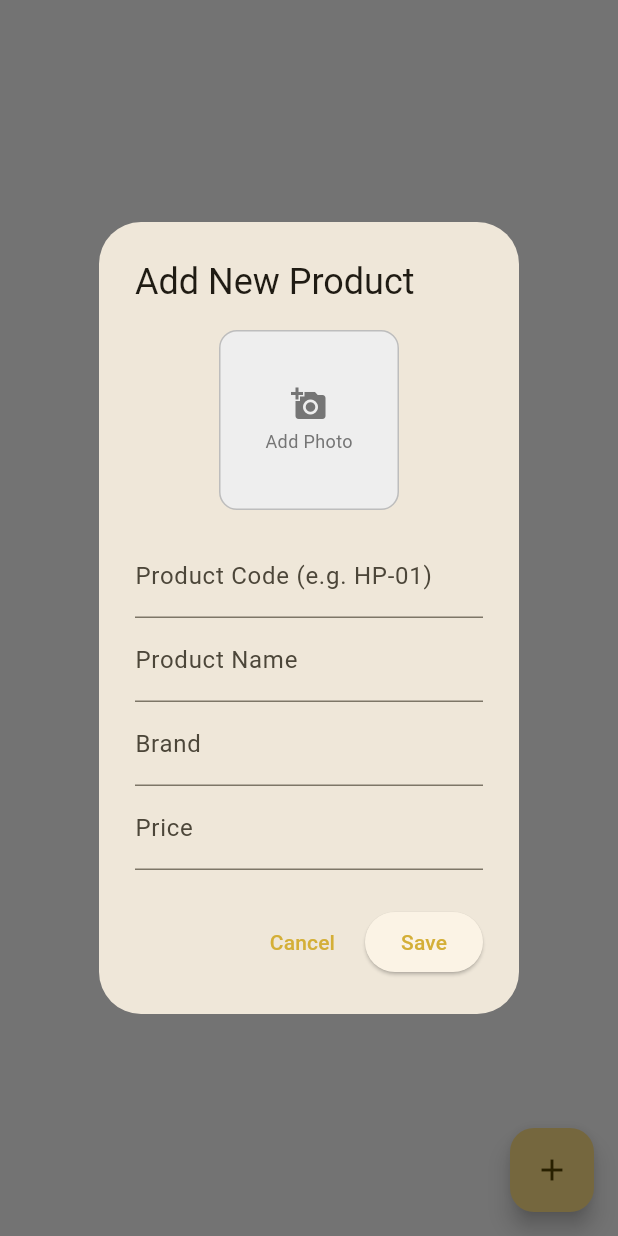
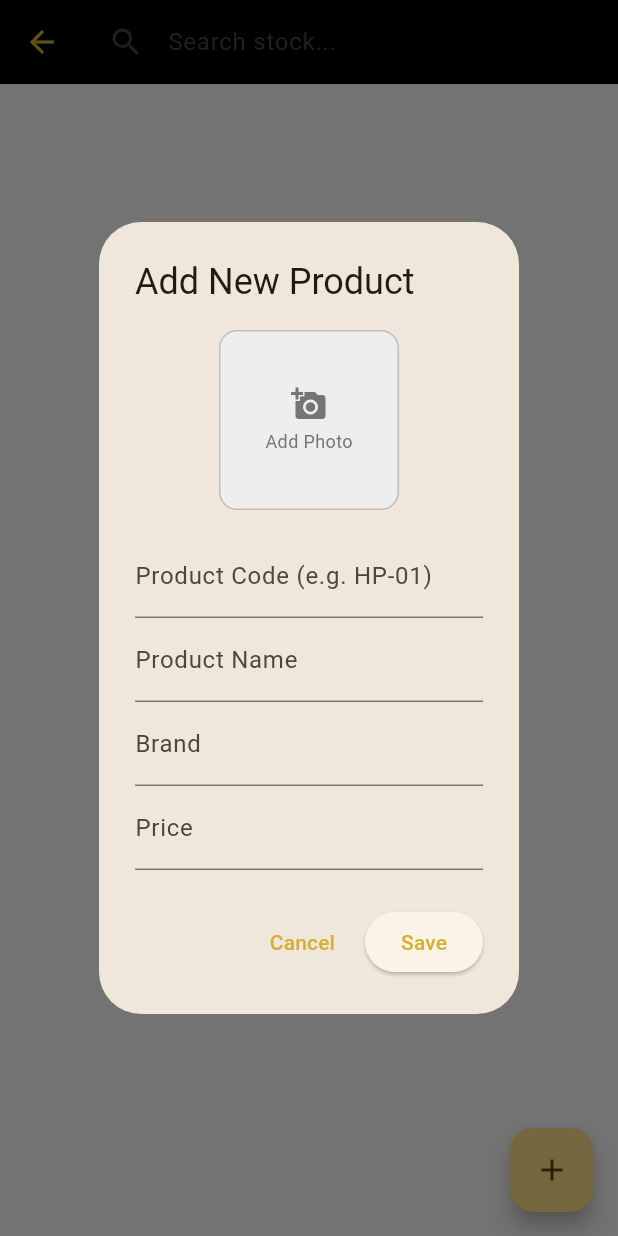
Before and after one commit to kundandr05/mr_shop_inventory, a Flutter app: the DashboardScreen screen opened directly, after a tap on the "add" icon, on a phone screen of 412 x 824 dp. Run offline on Flutter 3.47's test engine with Material 3 defaults, Android fonts, the phone set to English and light mode, and no system bars; our stand-ins replace fl_chart, image_picker, pdf, printing, share_plus, supabase_flutter; missing offline and left inert: dart:html, simple_barcode_scanner; accounts and stored records are empty.

Commit message:
Add search bar to dashboard

```diff
--- a/lib/screens/dashboard_screen.dart
+++ b/lib/screens/dashboard_screen.dart
@@ -38,17 +38,46 @@ class _DashboardScreenState extends State<DashboardScreen> {
     }
   }
 
+  String _searchQuery = '';
+
+  List<dynamic> get _filteredProducts {
+    if (_searchQuery.isEmpty) return _products;
+    return _products.where((p) {
+      final name = p['name'].toString().toLowerCase();
+      final brand = (p['brand']?.toString() ?? '').toLowerCase();
+      final code = (p['product_code']?.toString() ?? '').toLowerCase();
+      final q = _searchQuery.toLowerCase();
+      return name.contains(q) || brand.contains(q) || code.contains(q);
+    }).toList();
+  }
+
   @override
   Widget build(BuildContext context) {
     return Scaffold(
+      appBar: AppBar(
+        title: TextField(
+          decoration: InputDecoration(
+            hintText: 'Search stock...',
+            border: InputBorder.none,
+            icon: const Icon(Icons.search),
+            suffixIcon: _searchQuery.isNotEmpty
+                ? IconButton(
+                    icon: const Icon(Icons.clear),
+                    onPressed: () => setState(() => _searchQuery = ''),
+                  )
+                : null,
+          ),
+          onChanged: (value) => setState(() => _searchQuery = value),
+        ),
+      ),
       body: _isLoading
           ? const Center(child: CircularProgressIndicator())
           : RefreshIndicator(
               onRefresh: _loadProducts,
               child: ListView.builder(
-                itemCount: _products.length,
+                itemCount: _filteredProducts.length,
                 itemBuilder: (context, index) {
-                  final product = _products[index];
+                  final product = _filteredProducts[index];
                   final inStock = product['in_stock_count'] ?? 0;
 
                 return Card(
```
